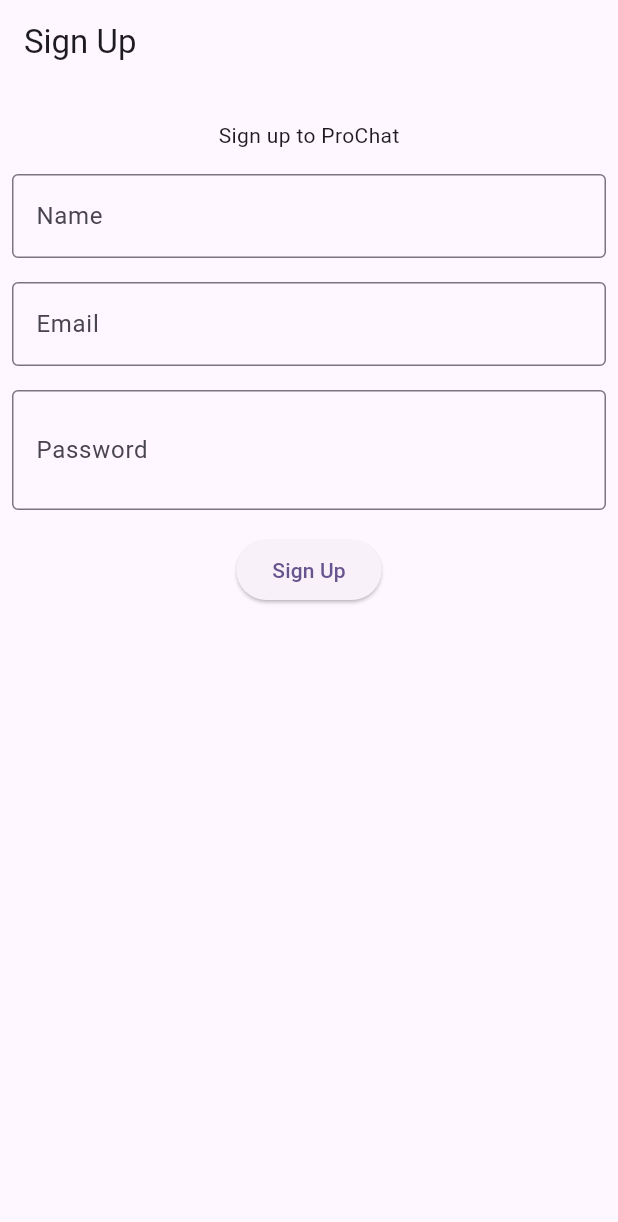
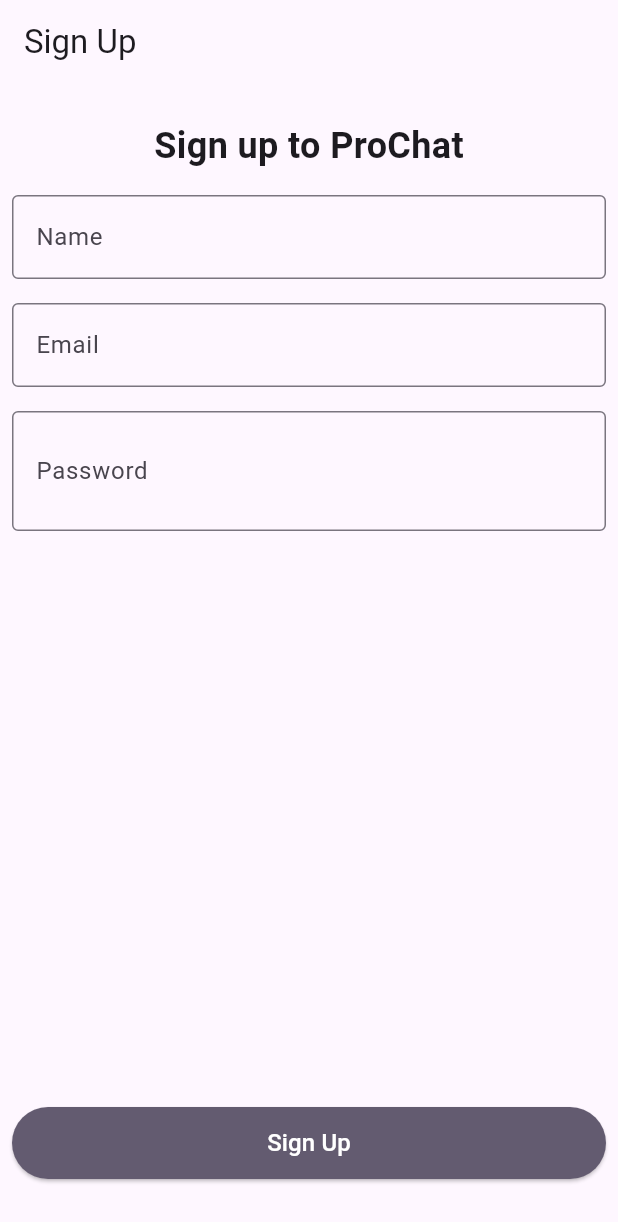
Before and after one commit to ahmaddioxide/prochat, a Flutter app: the screen it shows after launch, on a phone screen of 412 x 824 dp. Shown: the top 1222 px of the screen. Run offline on Flutter 3.47's test engine with Material 3 defaults, Android fonts, the phone set to English and light mode, and no system bars; our stand-ins replace cloud_firestore, firebase_auth, firebase_core, get; accounts and stored records are empty.

Commit message:
save user data on signup loading bar on signup button signup exception handling

```diff
--- a/lib/features/authentication/signup/signup_screen.dart
+++ b/lib/features/authentication/signup/signup_screen.dart
@@ -20,7 +20,8 @@ class SignupScreen extends StatelessWidget {
           child: Column(
             children: [
               const SizedBox(height: 16),
-              const Text('Sign up to ProChat'),
+              const Text('Sign up to ProChat',
+                  style: TextStyle(fontSize: 24, fontWeight: FontWeight.bold)),
               const SizedBox(height: 16),
               TextFormField(
                 controller: signupController.nameController,
@@ -86,15 +87,34 @@ class SignupScreen extends StatelessWidget {
                   );
                 },
               ),
-              const SizedBox(height: 16),
+              Spacer(),
               ElevatedButton(
+                style: ElevatedButton.styleFrom(
+                  backgroundColor: Theme.of(context).colorScheme.secondary,
+                  minimumSize: const Size(double.infinity, 48),
+                ),
                 onPressed: () async {
                   if (signupController.formKey.currentState!.validate()) {
+                    signupController.isLoading.value = true;
                     await signupController.signUp();
+                    signupController.isLoading.value = false;
                   }
                 },
-                child: const Text('Sign Up'),
+                child: Obx(() {
+                  if (signupController.isLoading.value == true) {
+                    return SizedBox(
+                      height: 24,
+                      width: 24,
+                      child: const CircularProgressIndicator(
+                        valueColor: AlwaysStoppedAnimation<Color>(Colors.white),
+                      ),
+                    );
+                  }
+                  return Text('Sign Up',
+                      style: TextStyle(fontSize: 16, color: Colors.white));
+                }),
               ),
+              const SizedBox(height: 30),
             ],
           ),
         ),
--- a/pubspec.yaml
+++ b/pubspec.yaml
@@ -37,6 +37,7 @@ dependencies:
   firebase_core: ^3.12.1
   get: ^4.7.2
   firebase_auth: ^5.5.1
+  cloud_firestore: ^5.6.5
 
 dev_dependencies:
   flutter_test:
```
Also changed, not shown: lib/features/authentication/signup/singup_controller.dart (+88 -11 lines), pubspec.lock.
